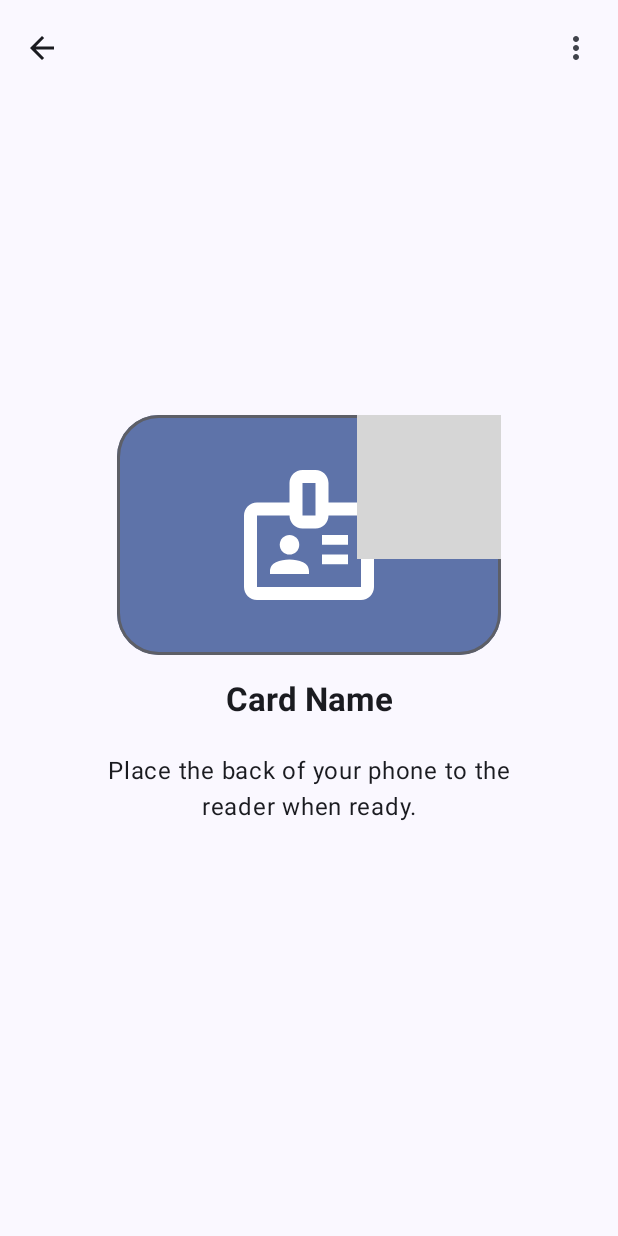
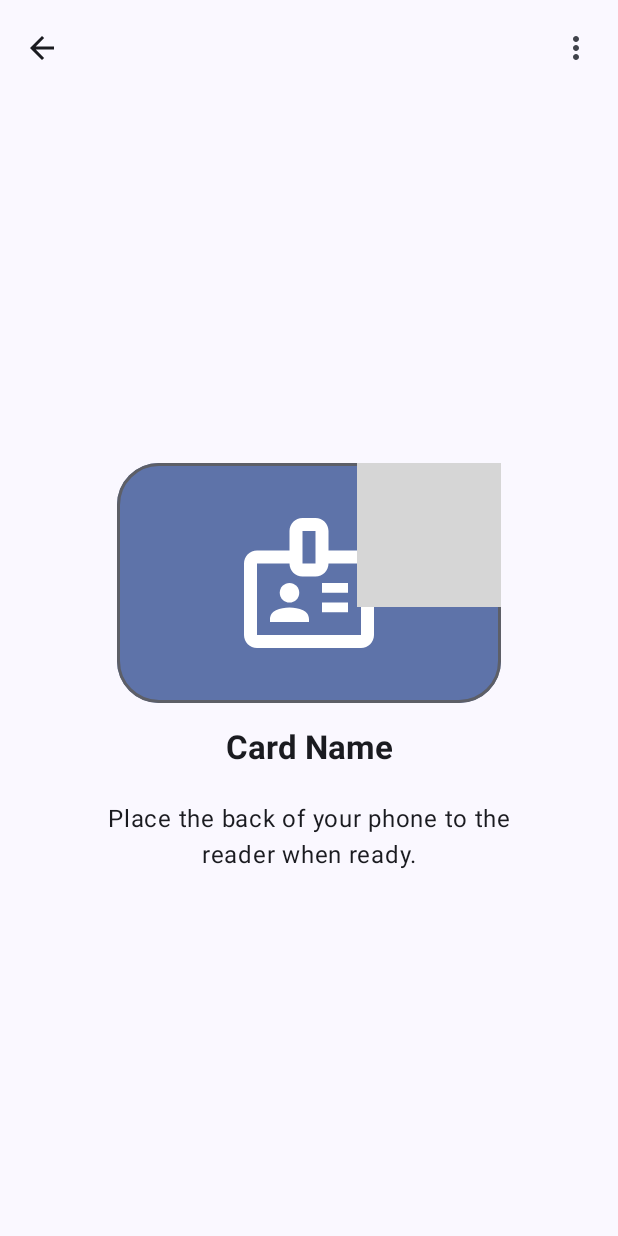
Before and after one commit to Wartybix/NFC_Wallet, an Android app built with Jetpack Compose: the ProjectionReception screen opened through its navigation route, on a phone screen of 412 x 824 dp. Run offline under Robolectric (Android 15) with nearby library versions, the phone set to English and light mode, and no system bars; grey boxes are pictures that could not be loaded.

Commit message:
Projection/reception screen correctly conforms to scaffold's inner paddings.

```diff
--- a/app/src/main/java/com/example/nfcwallet/ui/ProjectionReceptionScreen.kt
+++ b/app/src/main/java/com/example/nfcwallet/ui/ProjectionReceptionScreen.kt
@@ -12,6 +12,7 @@ import androidx.compose.foundation.layout.padding
 import androidx.compose.foundation.layout.size
 import androidx.compose.foundation.shape.CircleShape
 import androidx.compose.material.icons.Icons
+import androidx.compose.material.icons.filled.ArrowBack
 import androidx.compose.material.icons.filled.MoreVert
 import androidx.compose.material.icons.filled.OpenInFull
 import androidx.compose.material.icons.outlined.ArrowBack
@@ -48,7 +49,7 @@ fun ProjectionScreen(modifier: Modifier = Modifier) {
                 title = {},
                 navigationIcon = {
                     IconButton(onClick = {}) {
-                        Icon(imageVector = Icons.Outlined.ArrowBack, "Back")
+                        Icon(imageVector = Icons.Default.ArrowBack, "Back")
                     }
                 },
                 actions = {
@@ -60,7 +61,9 @@ fun ProjectionScreen(modifier: Modifier = Modifier) {
         }
     ) { padding ->
         Column(
-            modifier = modifier.fillMaxSize(),
+            modifier = modifier
+                .fillMaxSize()
+                .padding(padding),
             verticalArrangement = Arrangement.Center,
             horizontalAlignment = Alignment.CenterHorizontally
         ) {
```
